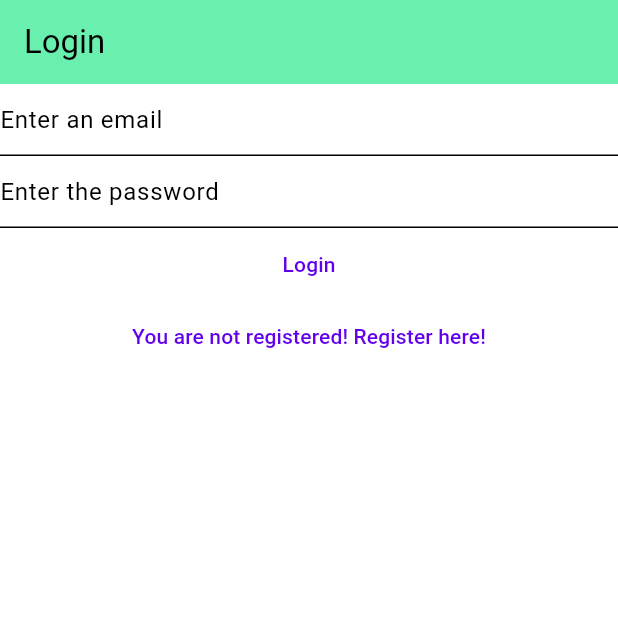
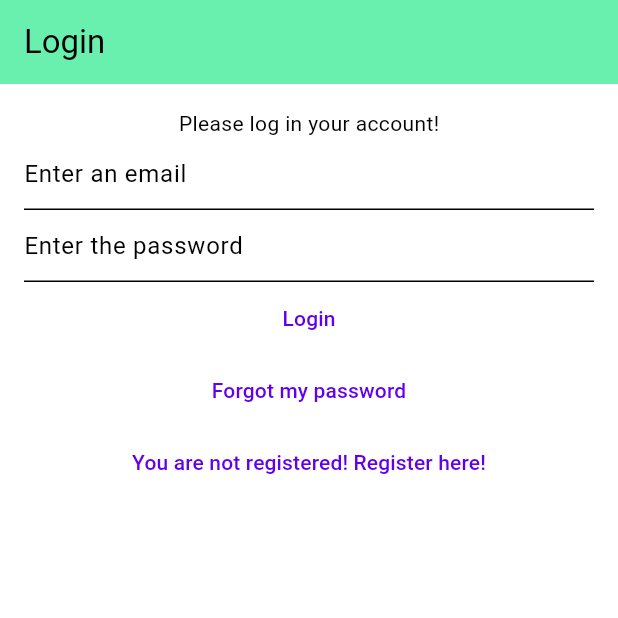
Before and after one commit to celikerde/myNotes, a Flutter app: the screen it shows after launch, on a phone screen of 412 x 824 dp, the top half of it. Run offline on Flutter 3.47's test engine with Material 3 defaults, Android fonts, the phone set to English and light mode, and no system bars; our stand-ins replace bloc, cloud_firestore, equatable, firebase_analytics, firebase_auth, firebase_core and 2 more; accounts and stored records are empty.

Commit message:
forgot password

```diff
--- a/lib/main.dart
+++ b/lib/main.dart
@@ -6,6 +6,7 @@ import 'package:mynotes/services/auth/bloc/auth_bloc.dart';
 import 'package:mynotes/services/auth/bloc/auth_event.dart';
 import 'package:mynotes/services/auth/bloc/auth_state.dart';
 import 'package:mynotes/services/auth/firebase_auth_provider.dart';
+import 'package:mynotes/views/forgot_password_view.dart';
 import 'package:mynotes/views/notes/create_update_note_view.dart.dart';
 import 'package:mynotes/views/notes/notes_view.dart';
 import 'package:mynotes/views/verify_email_view.dart';
@@ -59,6 +60,8 @@ class HomePage extends StatelessWidget {
         return const VerifyEmailView();
       } else if (state is AuthStateLogOut) {
         return const LoginView();
+      } else if (state is AuthStateForgotPassword) {
+        return const ForgotPasswordView();
       } else if (state is AuthStateRegistering) {
         return const RegisterView();
       } else {
--- a/lib/services/auth/auth_provider.dart
+++ b/lib/services/auth/auth_provider.dart
@@ -13,4 +13,5 @@ abstract class AuthProvider {
   });
   Future<void> logOut();
   Future<void> sendEmailVerification();
+  Future<void> sendPasswordReset({required String toEmail});
 }
--- a/lib/services/auth/auth_service.dart
+++ b/lib/services/auth/auth_service.dart
@@ -38,4 +38,9 @@ class AuthService implements AuthProvider {
 
   @override
   Future<void> initialize() => provider.initialize();
+
+  @override
+  Future<void> sendPasswordReset({required String toEmail}) {
+    return provider.sendPasswordReset(toEmail: toEmail);
+  }
 }
--- a/lib/services/auth/bloc/auth_event.dart
+++ b/lib/services/auth/bloc/auth_event.dart
@@ -29,6 +29,11 @@ class AuthEventShouldRegister extends AuthEvent {
   const AuthEventShouldRegister();
 }
 
+class AuthEventForgotPassword extends AuthEvent {
+  final String? email;
+  const AuthEventForgotPassword({this.email});
+}
+
 class AuthEventLogOut extends AuthEvent {
   const AuthEventLogOut();
 }
--- a/lib/services/auth/bloc/auth_state.dart
+++ b/lib/services/auth/bloc/auth_state.dart
@@ -17,6 +17,16 @@ class AuthStateUninitialized extends AuthState {
       : super(
           isLoading: isLoading,
         );
+}
+
+class AuthStateForgotPassword extends AuthState {
+  final Exception? exception;
+  final bool hasSentEmail;
+  const AuthStateForgotPassword({
+    required this.exception,
+    required this.hasSentEmail,
+    required isLoading,
+  }) : super(isLoading: isLoading);
 }
 
 class AuthStateRegistering extends AuthState {
--- /dev/null
+++ b/lib/utilities/dialogs/password_reset_send_email_dialog.dart
@@ -0,0 +1,13 @@
+import 'package:flutter/material.dart';
+import 'package:mynotes/utilities/dialogs/generic_dialog.dart';
+
+Future<void> passwordResetSendEmailDialog(BuildContext context) {
+  return showGenericDialog(
+    context: context,
+    title: 'Password Reset',
+    content: 'We sent the link to reassingning your old password.',
+    optionBuilder: () {
+      return {'OK': null};
+    },
+  );
+}
--- a/lib/views/login_view.dart
+++ b/lib/views/login_view.dart
@@ -47,8 +47,11 @@ class _LoginViewState extends State<LoginView> {
       },
       child: Scaffold(
         appBar: AppBar(title: const Text('Login')),
-        body: Column(
+        body: Padding(
+          padding: const EdgeInsets.all(16.0),
+          child: Column(
             children: [
+              const Text('Please log in your account!'),
               TextField(
                 controller: _email,
                 autocorrect: false,
@@ -61,7 +64,8 @@ class _LoginViewState extends State<LoginView> {
                 obscureText: true,
                 autocorrect: false,
                 enableSuggestions: false,
-              decoration: const InputDecoration(hintText: "Enter the password"),
+                decoration:
+                    const InputDecoration(hintText: "Enter the password"),
               ),
               TextButton(
                   child: const Text('Login'),
@@ -77,10 +81,18 @@ class _LoginViewState extends State<LoginView> {
                   }),
               TextButton(
                 onPressed: () {
+                  context.read<AuthBloc>().add(const AuthEventForgotPassword());
+                },
+                child: const Text('Forgot my password'),
+              ),
+              TextButton(
+                onPressed: () {
                   context.read<AuthBloc>().add(const AuthEventShouldRegister());
                 },
-                child: const Text('You are not registered! Register here!'))
+                child: const Text('You are not registered! Register here!'),
+              ),
             ],
+          ),
         ),
       ),
     );
```
Also changed, not shown: lib/services/auth/bloc/auth_bloc.dart (+40 -0 lines), lib/services/auth/firebase_auth_provider.dart (+19 -0 lines), lib/views/forgot_password_view.dart (added, +86 -0 lines), lib/views/register_view.dart (+17 -3 lines), 1 other file. Lines whose indentation alone changed are shown as unchanged.
